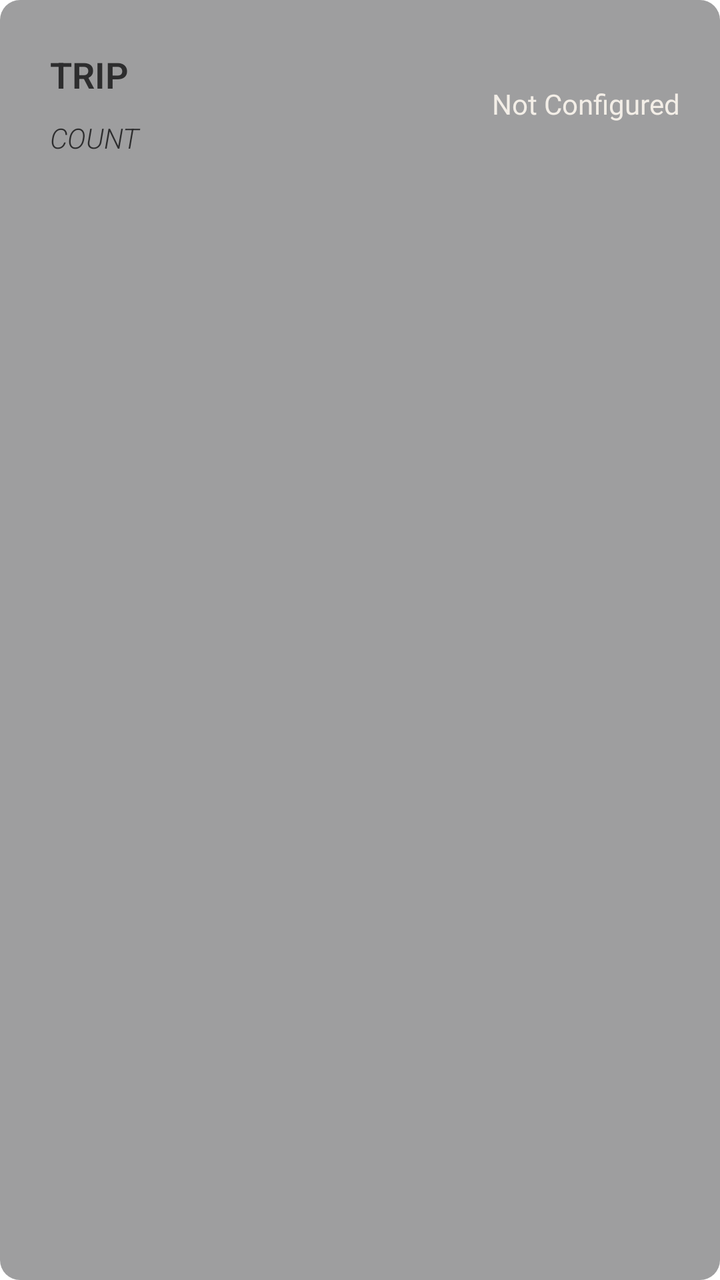
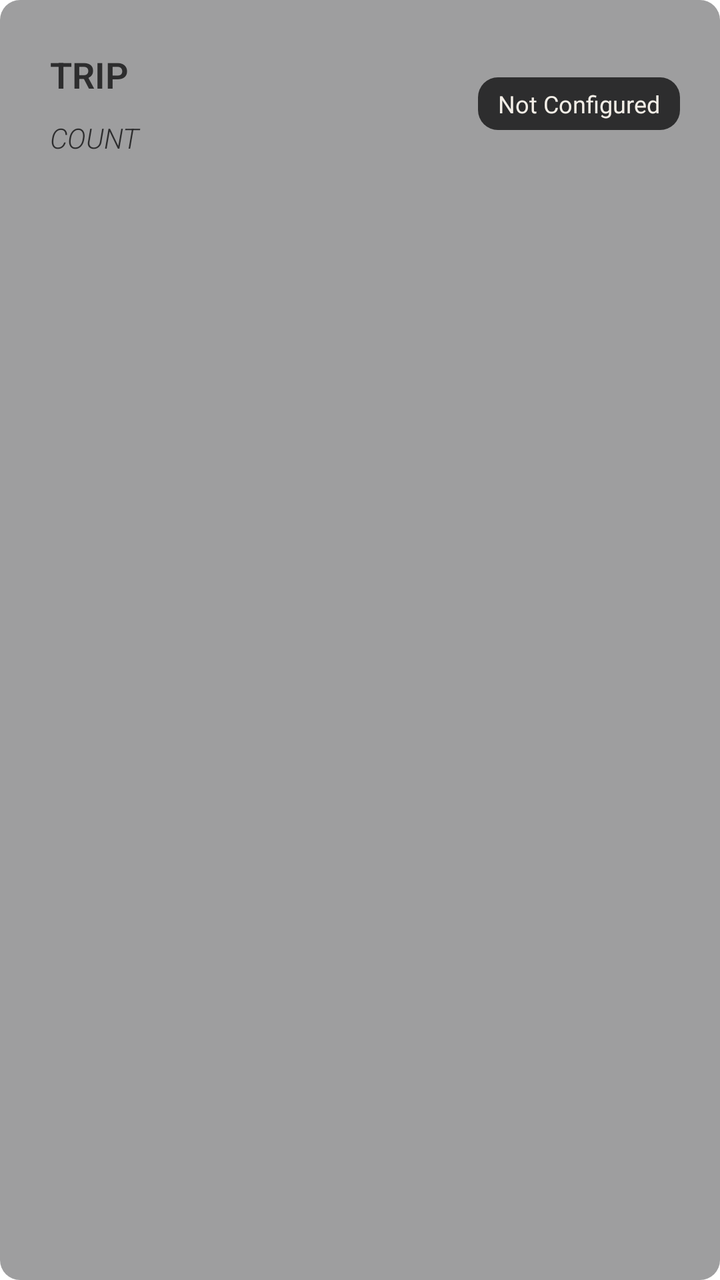

Two renders of the same Android screen: before a commit and after it. Below are the layout's source before the change and the commit's diff.
<!-- AndroidManifest.xml: application theme MaterialActionBar -->
<!-- res/layout/item_dashboard.xml -->
<?xml version="1.0" encoding="utf-8"?>
<androidx.constraintlayout.widget.ConstraintLayout xmlns:android="http://schemas.android.com/apk/res/android"
    xmlns:app="http://schemas.android.com/apk/res-auto"
    xmlns:tools="http://schemas.android.com/tools"
    android:id="@+id/dashboardRecyclerViewItemLayout"
    android:layout_width="match_parent"
    android:layout_height="wrap_content"
    android:padding="20dp"
    android:foreground="?android:attr/selectableItemBackground"
    android:background="@drawable/border_dashboard_status_notconfigured"
    android:layout_marginBottom="5dp">

    <TextView
        android:id="@+id/textViewTrip"
        android:layout_width="0dp"
        android:layout_height="wrap_content"
        android:fontFamily="sans-serif-light"
        android:padding="5dp"
        android:text="TRIP"
        android:textColor="@color/theme"
        android:textSize="18sp"
        android:textStyle="bold"
        app:layout_constraintEnd_toStartOf="@+id/textViewStatus"
        app:layout_constraintStart_toStartOf="parent"
        app:layout_constraintTop_toTopOf="parent" />

    <TextView
        android:id="@+id/textViewDeliveryCount"
        android:layout_width="0dp"
        android:layout_height="wrap_content"
        android:fontFamily="sans-serif-light"
        android:padding="5dp"
        android:text="COUNT"
        android:textColor="@color/theme"
        android:textStyle="italic"
        app:layout_constraintEnd_toStartOf="@+id/textViewStatus"
        app:layout_constraintStart_toStartOf="parent"
        app:layout_constraintTop_toBottomOf="@id/textViewTrip" />

    <TextView
        android:id="@+id/textViewStatus"
        android:layout_width="wrap_content"
        android:layout_height="wrap_content"
        android:fontFamily="@font/roboto_light"
        android:text="Not Configured"
        android:textColor="@color/pearl"
        app:layout_constraintBottom_toBottomOf="@+id/textViewDeliveryCount"
        app:layout_constraintEnd_toEndOf="parent"
        app:layout_constraintTop_toTopOf="@+id/textViewTrip" />

</androidx.constraintlayout.widget.ConstraintLayout>
<!-- resources referenced by this layout -->
<resources>
  <color name="pearl">#F3EEE7</color>
  <color name="theme">#2D2D2E</color>
  <!-- drawable border_dashboard_status_notconfigured (drawable) -->
  <?xml version="1.0" encoding="utf-8"?>
  <layer-list xmlns:android="http://schemas.android.com/apk/res/android">
      <item>
          <shape
              android:shape="rectangle" >
              <corners
                  android:radius="10dp" />
              <solid
                  android:color="@color/themeLight" />
          </shape>
      </item>
  </layer-list>
  <style name="MaterialActionBar" parent="Theme.MaterialComponents.Light.DarkActionBar">
          
  
          <item name="colorPrimary">@color/theme</item>
          <item name="colorPrimaryDark">@color/theme</item>
          <item name="colorAccent">@color/pearl</item>
          <item name="android:windowContentTransitions" tools:ignore="NewApi">true</item>
          <item name="actionBarTheme">@style/ActionBarStyle</item>
          <item name="alertDialogTheme">@style/AlertDialogStyle</item>
          <item name="android:navigationBarColor">@color/theme</item>
  
      </style>
  <color name="themeLight">#752D2D2E</color>
  <style name="ActionBarStyle" parent="MaterialActionBar">
          <item name="android:textColorPrimary">@color/gold</item>
          <item name="colorPrimary">@color/theme</item>
      </style>
  <style name="AlertDialogStyle" parent="Theme.AppCompat.Light.Dialog.Alert">
          <item name="android:colorAccent">@color/gold</item>
          <item name="android:textColorPrimary">@color/gold</item>
          <item name="android:textColor">@color/gold</item>
          <item name="android:textColorHint">@color/gold</item>
          <item name="android:windowBackground">@color/theme</item>
          <item name="android:paddingRight">1dp</item>
          <item name="android:paddingLeft">1dp</item>
      </style>
  <color name="gold">#FFD700</color>
</resources>

<!-- the commit's change to res/layout/item_dashboard.xml (unified diff, before → after) -->
@@ -41,7 +41,11 @@
         android:id="@+id/textViewStatus"
         android:layout_width="wrap_content"
         android:layout_height="wrap_content"
+        android:paddingVertical="5dp"
+        android:paddingHorizontal="10dp"
+        android:background="@drawable/border_dashboard_status_complete"
         android:fontFamily="@font/roboto_light"
+        android:textSize="12sp"
         android:text="Not Configured"
         android:textColor="@color/pearl"
         app:layout_constraintBottom_toBottomOf="@+id/textViewDeliveryCount"
<!-- resource entries referenced after the edit -->
@@ -2,6 +2,19 @@
 <resources>
   <color name="pearl">#F3EEE7</color>
   <color name="theme">#2D2D2E</color>
+  <!-- drawable border_dashboard_status_complete (drawable) -->
+  <?xml version="1.0" encoding="utf-8"?>
+  <layer-list xmlns:android="http://schemas.android.com/apk/res/android">
+      <item>
+          <shape
+              android:shape="rectangle" >
+              <corners
+                  android:radius="10dp" />
+              <solid
+                  android:color="@color/theme" />
+          </shape>
+      </item>
+  </layer-list>
   <!-- drawable border_dashboard_status_notconfigured (drawable) -->
   <?xml version="1.0" encoding="utf-8"?>
   <layer-list xmlns:android="http://schemas.android.com/apk/res/android">
